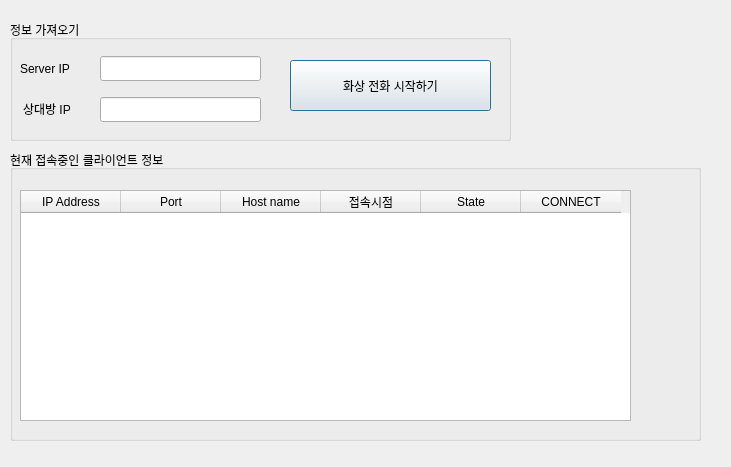
Qt form src/kdk/client_final.ui (addinedu-ros-4th/deeplearning-repo-5) before a commit.
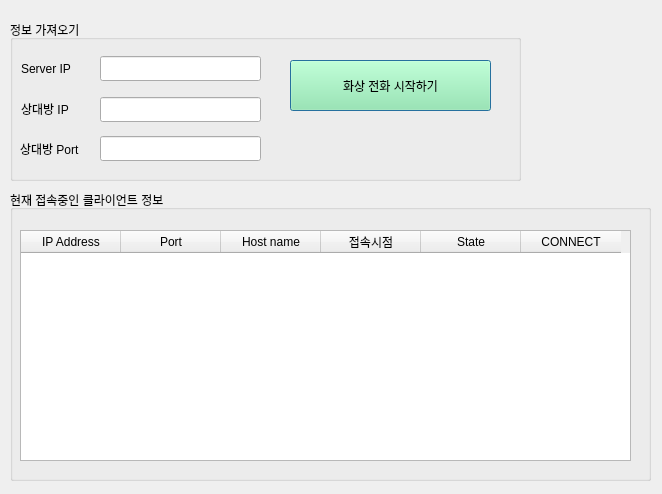
The same form after that commit.

Diff of the .ui file:
```diff
--- a/src/kdk/client_final.ui
+++ b/src/kdk/client_final.ui
@@ -6,8 +6,8 @@
    <rect>
     <x>0</x>
     <y>0</y>
-    <width>731</width>
-    <height>467</height>
+    <width>662</width>
+    <height>494</height>
    </rect>
   </property>
   <property name="windowTitle">
@@ -17,8 +17,8 @@
    <property name="geometry">
     <rect>
      <x>10</x>
-     <y>150</y>
-     <width>691</width>
+     <y>190</y>
+     <width>641</width>
      <height>291</height>
     </rect>
    </property>
@@ -86,8 +86,8 @@
     <rect>
      <x>10</x>
      <y>20</y>
-     <width>501</width>
-     <height>121</height>
+     <width>511</width>
+     <height>161</height>
     </rect>
    </property>
    <property name="title">
@@ -96,7 +96,7 @@
    <widget class="QLabel" name="label">
     <property name="geometry">
      <rect>
-      <x>10</x>
+      <x>11</x>
       <y>40</y>
       <width>71</width>
       <height>17</height>
@@ -122,7 +122,7 @@
    <widget class="QLabel" name="label_2">
     <property name="geometry">
      <rect>
-      <x>13</x>
+      <x>11</x>
       <y>80</y>
       <width>71</width>
       <height>17</height>
@@ -151,10 +151,36 @@
       <height>51</height>
      </rect>
     </property>
+    <property name="styleSheet">
+     <string notr="true">background-color: rgb(143, 240, 164);</string>
+    </property>
     <property name="text">
      <string>화상 전화 시작하기</string>
     </property>
    </widget>
+   <widget class="QLineEdit" name="clientport">
+    <property name="geometry">
+     <rect>
+      <x>90</x>
+      <y>116</y>
+      <width>161</width>
+      <height>25</height>
+     </rect>
+    </property>
+   </widget>
+   <widget class="QLabel" name="label_3">
+    <property name="geometry">
+     <rect>
+      <x>10</x>
+      <y>120</y>
+      <width>81</width>
+      <height>17</height>
+     </rect>
+    </property>
+    <property name="text">
+     <string>상대방 Port</string>
+    </property>
+   </widget>
   </widget>
  </widget>
  <resources/>
```
